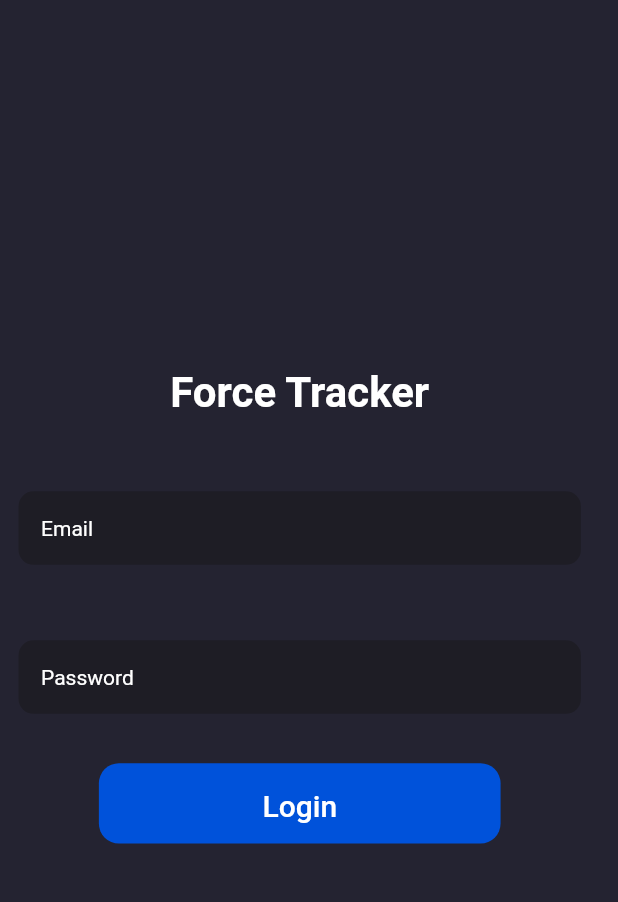
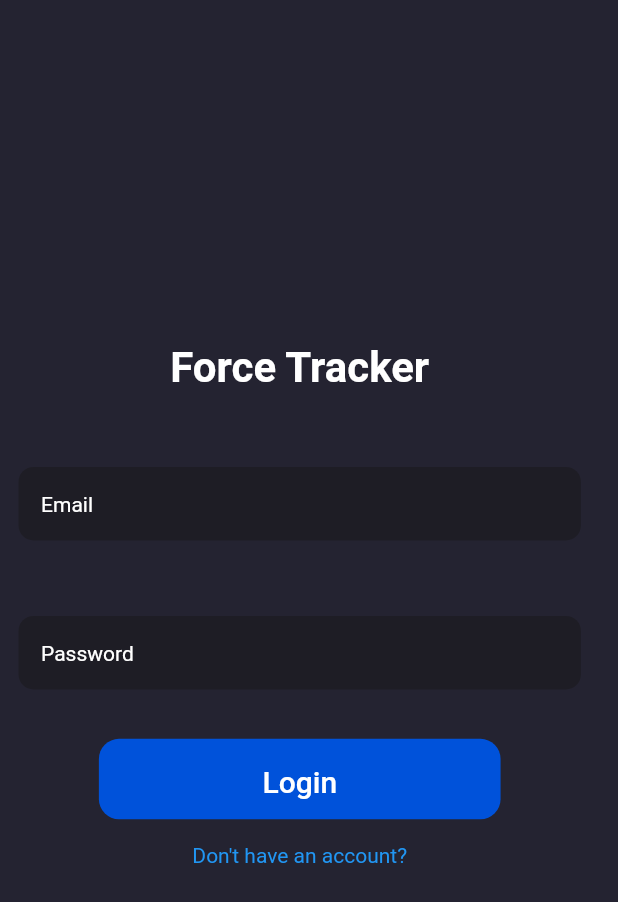
Before and after one commit to log-rational/udemy_chat, a Flutter app: the screen it shows after launch, on a phone screen of 412 x 824 dp. Shown: the top 902 px of the screen. Run offline on Flutter 3.47's test engine with Material 2 defaults, Android fonts, the light colour scheme and no system bars; our stand-ins replace cloud_firestore, file_picker, firebase_analytics, firebase_core, firebase_storage, get_it; accounts and stored records are empty.

Commit message:
finish login page ui

```diff
--- a/lib/pages/login_page.dart
+++ b/lib/pages/login_page.dart
@@ -41,11 +41,11 @@ class _LoginPageState extends State<LoginPage> {
             SizedBox(
               height: _deviceHeight * 0.04,
             ),
-            RoundedButton(
-                name: "Login",
-                height: _deviceHeight * 0.065,
-                width: _deviceWidth * 0.65,
-                onPress: () {})
+            _loginButton(),
+            SizedBox(
+              height: _deviceHeight * 0.02,
+            ),
+            _registerAccountLink()
           ],
         ),
       ),
@@ -63,8 +63,25 @@ class _LoginPageState extends State<LoginPage> {
     );
   }
 
+  Widget _loginButton() => RoundedButton(
+      name: "Login",
+      height: _deviceHeight * 0.065,
+      width: _deviceWidth * 0.65,
+      onPress: () {});
+
+  Widget _registerAccountLink() {
+    return GestureDetector(
+        onTap: () {
+          print("tapped");
+        },
+        child: const Text(
+          "Don't have an account?",
+          style: TextStyle(color: Colors.blue),
+        ));
+  }
+
   Widget _loginForm() {
-    return Container(
+    return SizedBox(
       height: _deviceHeight * 0.18,
       child: Form(
         key: _loginFormKey,
```
